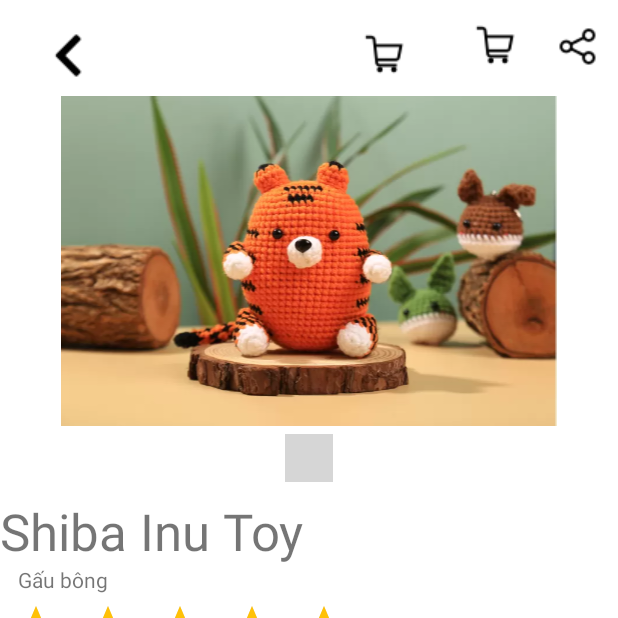
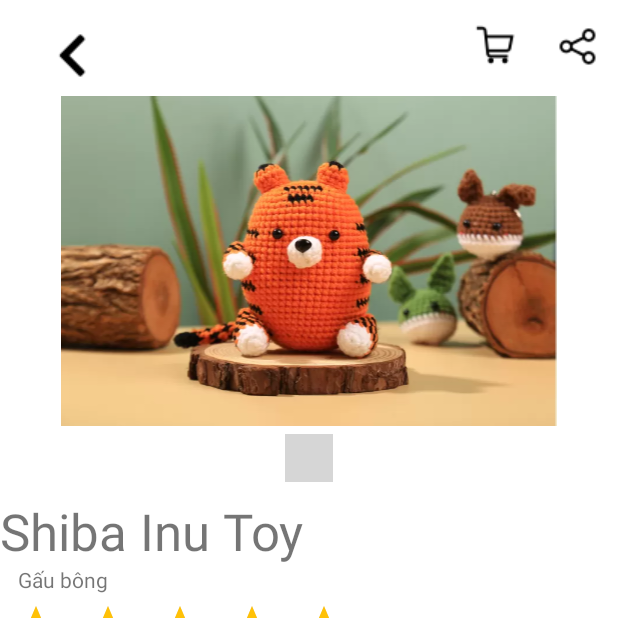
Before and after one commit to tuyetlnhh/mobile_app_lena, an Android app: the ProductDetailActivity screen opened directly, with no data from a screen before it, on a phone screen of 412 x 824 dp, the top half of it. Run offline under Robolectric (Android 15) with nearby library versions, the phone set to English and light mode, and no system bars; libraries missing offline, so code that uses them is left out: com.tbuonomo.viewpagerdotsindicator; plain views replace DotsIndicator; 2 statements that could not run were skipped; grey boxes are pictures that could not be loaded.

Commit message:
fix product_detail

```diff
--- a/app/src/main/res/layout/activity_main.xml
+++ b/app/src/main/res/layout/activity_main.xml
@@ -10,7 +10,7 @@
         android:id="@+id/home_view"
         android:layout_width="match_parent"
         android:layout_height="match_parent"
-        android:layout_marginBottom="55dp"
+        android:layout_marginBottom="58dp"
         android:layout_above="@+id/bottom_navigation"
         app:layout_constraintBottom_toBottomOf="parent"
         app:layout_constraintEnd_toEndOf="parent"
--- a/app/src/main/res/layout/product_detail.xml
+++ b/app/src/main/res/layout/product_detail.xml
@@ -35,20 +35,6 @@
             android:gravity="right"
             android:orientation="horizontal">
 
-    <ImageButton
-        android:id="@+id/btnGoToCart"
-        android:layout_width="wrap_content"
-        android:layout_height="wrap_content"
-        android:layout_marginTop="10dp"
-        android:background="@color/white"
-        android:contentDescription="@string/btnBackDescription"
-        android:padding="12dp"
-        android:src="@drawable/shopping_cart_30px"
-        app:layout_constraintEnd_toEndOf="parent"
-        app:layout_constraintHorizontal_bias="0.0"
-        app:layout_constraintStart_toEndOf="@+id/btnShareProduct"
-        app:layout_constraintTop_toTopOf="parent" />
-
 
             <ImageButton
                 android:id="@+id/btnGoToCart"
@@ -78,16 +64,6 @@
 
         android:orientation="vertical"
         android:layout_gravity="center">
-
-        android:layout_marginTop="10dp"
-        android:background="@color/white"
-        android:contentDescription="@string/btnBackDescription"
-        android:padding="12dp"
-        android:src="@drawable/share_30px"
-        app:layout_constraintEnd_toEndOf="parent"
-        app:layout_constraintHorizontal_bias="0.77"
-        app:layout_constraintStart_toStartOf="parent"
-        app:layout_constraintTop_toTopOf="parent" />
 
 
     <androidx.viewpager.widget.ViewPager
```
Also changed, not shown: app/src/main/res/layout/fragment_favourite.xml (+15 -10 lines), app/src/main/res/layout/fragment_qr.xml (+28 -27 lines).
